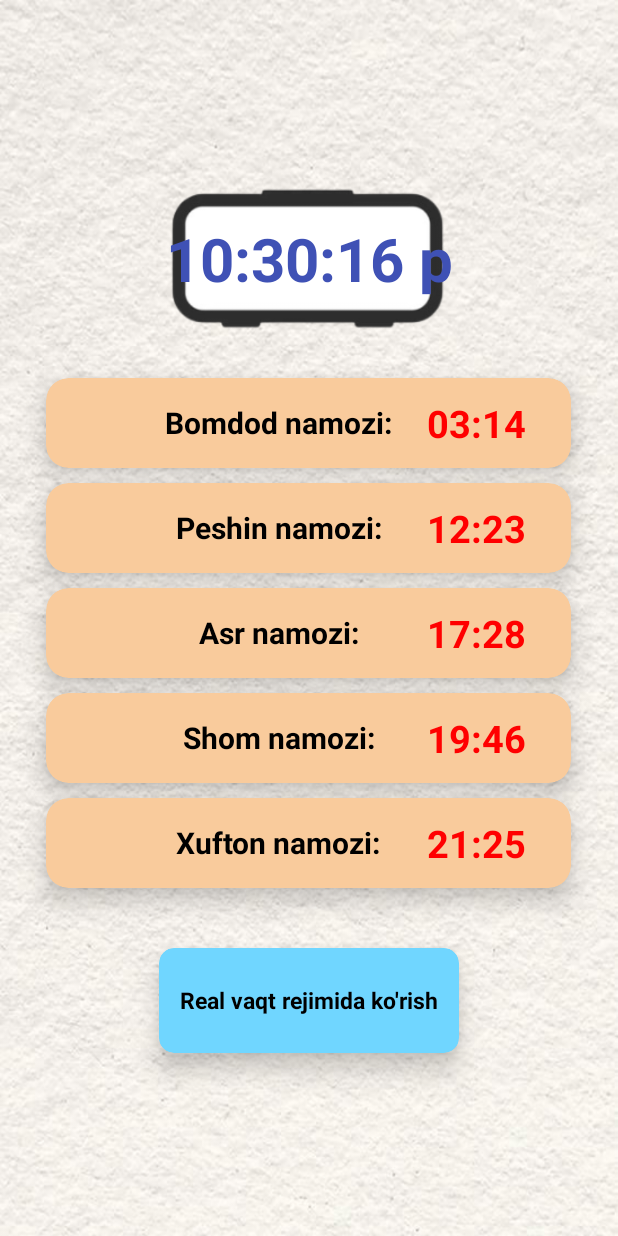
After one commit to iscohacker/Tasbeh-App, an Android app: the VaqtlarActivity screen opened directly, with no data from a screen before it, on a phone screen of 412 x 824 dp. The commit adds this screen. Run offline under Robolectric (Android 15) with nearby library versions, the light colour scheme and no system bars.

Commit message:
Tasbeh App

```diff
--- a/app/src/main/AndroidManifest.xml
+++ b/app/src/main/AndroidManifest.xml
@@ -13,6 +13,9 @@
         android:theme="@style/Theme.Tasbeh"
         tools:targetApi="31">
         <activity
+            android:name=".VaqtlarActivity"
+            android:exported="false" />
+        <activity
             android:name=".MainActivity"
             android:exported="true">
             <intent-filter>
--- a/app/src/main/java/com/example/tasbeh/MainActivity.kt
+++ b/app/src/main/java/com/example/tasbeh/MainActivity.kt
@@ -1,6 +1,8 @@
 package com.example.tasbeh
 
+import android.content.Intent
 import android.media.MediaPlayer
+import android.net.Uri
 import android.os.Bundle
 import androidx.appcompat.app.AppCompatActivity
 import com.example.tasbeh.databinding.ActivityMainBinding
@@ -11,23 +13,29 @@ class MainActivity : AppCompatActivity() {
         super.onCreate(savedInstanceState)
         setContentView(binding.root)
         val mediaPlayer = MediaPlayer.create(this, R.raw.tasbehs)
-MySharedPrefereces.init(this)
+        val mediaPlayer1 = MediaPlayer.create(this, R.raw.spin)
+        MySharedPrefereces.init(this)
         binding.count.text = MySharedPrefereces.count.toString()
 
         binding.btnCount.setOnClickListener {
             mediaPlayer.start()
-            var i  = MySharedPrefereces.count
+            var i = MySharedPrefereces.count
             i++
             binding.count.text = i.toString()
             MySharedPrefereces.count = i
-            binding.tasbeh.animate().rotationBy(10f).setDuration(300).start()
+            binding.tasbeh.animate().rotationBy(15f).setDuration(300).start()
         }
         binding.reset.setOnClickListener {
-            var i  = MySharedPrefereces.count
+            mediaPlayer1.start()
+            var i = MySharedPrefereces.count
             i = 0
             binding.count.text = i.toString()
             MySharedPrefereces.count = i
             binding.tasbeh.animate().rotationBy(360f).setDuration(1000).start()
         }
+        binding.namozTime.setOnClickListener {
+            val intent = Intent(this, VaqtlarActivity::class.java)
+            startActivity(intent)
+        }
     }
 }
--- /dev/null
+++ b/app/src/main/java/com/example/tasbeh/VaqtlarActivity.kt
@@ -0,0 +1,22 @@
+package com.example.tasbeh
+
+import android.content.Intent
+import android.net.Uri
+import android.os.Bundle
+import androidx.appcompat.app.AppCompatActivity
+import com.example.tasbeh.databinding.ActivityVaqtlarBinding
+
+class VaqtlarActivity : AppCompatActivity() {
+    private val binding by lazy { ActivityVaqtlarBinding.inflate(layoutInflater) }
+    override fun onCreate(savedInstanceState: Bundle?) {
+        super.onCreate(savedInstanceState)
+        setContentView(binding.root)
+
+        binding.vaqtlar.setOnClickListener {
+            val intent = Intent(Intent.ACTION_VIEW)
+            intent.data = Uri.parse("https://namozvaqti.uz/shahar/fargona")
+            startActivity(intent)
+        }
+
+    }
+}
--- a/app/src/main/res/layout/activity_main.xml
+++ b/app/src/main/res/layout/activity_main.xml
@@ -1,14 +1,12 @@
-<?xml version="1.0" encoding="utf-8"?>
-<!--Mehribon va Rahimli Alloh nomi bilan boshlayman-->
-<androidx.constraintlayout.widget.ConstraintLayout
-    xmlns:android="http://schemas.android.com/apk/res/android"
+<?xml version="1.0" encoding="utf-8"?><!--Mehribon va Rahimli Alloh nomi bilan boshlayman-->
+<androidx.constraintlayout.widget.ConstraintLayout xmlns:android="http://schemas.android.com/apk/res/android"
     xmlns:app="http://schemas.android.com/apk/res-auto"
     xmlns:tools="http://schemas.android.com/tools"
     android:id="@+id/main"
     android:layout_width="match_parent"
     android:layout_height="match_parent"
+    android:background="@drawable/zoru"
     android:orientation="vertical"
-    android:background="@drawable/zoru"
     tools:context=".MainActivity">
 
     <ImageView
@@ -34,12 +32,23 @@
         app:layout_constraintLeft_toLeftOf="parent"
         app:layout_constraintRight_toRightOf="parent">
 
+        <com.google.android.material.button.MaterialButton
+            android:id="@+id/namoz_time"
+            android:layout_width="wrap_content"
+            android:layout_height="wrap_content"
+            android:layout_gravity="right"
+            android:layout_marginTop="30dp"
+            android:layout_marginRight="15dp"
+            android:backgroundTint="#457B9D"
+            android:text="Namoz \n vaqtlari"
+            app:cornerRadius="8dp" />
+
         <ImageView
             android:id="@+id/reset"
             android:layout_width="64dp"
+            android:layout_height="108dp"
             android:layout_marginLeft="8dp"
-            android:layout_height="108dp"
-            android:src="@drawable/resetic"/>
+            android:src="@drawable/resetic" />
 
         <TextView
             android:id="@+id/count"
@@ -68,7 +77,6 @@
             android:layout_gravity="center"
             android:layout_marginTop="50dp"
             android:src="@drawable/kaba" />
-
     </androidx.cardview.widget.CardView>
 
 </androidx.constraintlayout.widget.ConstraintLayout>
--- /dev/null
+++ b/app/src/main/res/layout/activity_vaqtlar.xml
@@ -0,0 +1,224 @@
+<?xml version="1.0" encoding="utf-8"?>
+<LinearLayout xmlns:android="http://schemas.android.com/apk/res/android"
+    xmlns:app="http://schemas.android.com/apk/res-auto"
+    xmlns:tools="http://schemas.android.com/tools"
+    android:id="@+id/main"
+    android:layout_width="match_parent"
+    android:layout_height="match_parent"
+    android:background="@drawable/zoru"
+    android:gravity="center"
+    android:orientation="vertical"
+    tools:context=".VaqtlarActivity">
+
+
+    <androidx.constraintlayout.widget.ConstraintLayout
+        android:layout_width="match_parent"
+        android:layout_height="wrap_content"
+        android:layout_marginBottom="20dp"
+        android:gravity="center">
+
+        <ImageView
+            android:id="@+id/imageView"
+            android:layout_width="300dp"
+            android:layout_height="100dp"
+            android:src="@drawable/clock"
+            app:layout_constraintBottom_toBottomOf="parent"
+            app:layout_constraintEnd_toEndOf="parent"
+            app:layout_constraintStart_toStartOf="parent"
+            app:layout_constraintTop_toTopOf="parent" />
+
+        <TextClock
+            android:layout_width="wrap_content"
+            android:layout_height="wrap_content"
+            android:layout_gravity="center"
+            android:format12Hour="hh:mm:ss p"
+            android:gravity="center"
+            android:textColor="#3F51B5"
+            android:textSize="40sp"
+            android:textStyle="bold"
+            app:layout_constraintBottom_toBottomOf="parent"
+            app:layout_constraintEnd_toEndOf="parent"
+            app:layout_constraintStart_toStartOf="parent"
+            app:layout_constraintTop_toTopOf="@+id/imageView" />
+
+
+    </androidx.constraintlayout.widget.ConstraintLayout>
+
+    <androidx.cardview.widget.CardView
+        android:layout_width="350dp"
+        android:layout_height="60dp"
+        android:layout_margin="10dp"
+        android:backgroundTint="#F9CB9C"
+        app:cardCornerRadius="15dp"
+        app:cardElevation="10dp">
+
+        <TextView
+            android:layout_width="wrap_content"
+            android:layout_height="wrap_content"
+            android:layout_gravity="center"
+            android:layout_marginRight="20dp"
+            android:gravity="center"
+            android:text="Bomdod namozi:"
+            android:textColor="@color/black"
+            android:textSize="20sp"
+            android:textStyle="bold" />
+
+        <TextView
+            android:layout_width="wrap_content"
+            android:layout_height="wrap_content"
+            android:layout_gravity="center|right"
+            android:layout_marginRight="30dp"
+            android:gravity="center"
+            android:text="03:14"
+            android:textColor="#FF0000"
+            android:textSize="25sp"
+            android:textStyle="bold" />
+    </androidx.cardview.widget.CardView>
+
+
+    <androidx.cardview.widget.CardView
+        android:layout_width="350dp"
+        android:layout_height="60dp"
+        android:backgroundTint="#F9CB9C"
+        app:cardCornerRadius="15dp"
+        app:cardElevation="10dp">
+
+        <TextView
+            android:layout_width="wrap_content"
+            android:layout_height="wrap_content"
+            android:layout_gravity="center"
+            android:layout_marginRight="20dp"
+            android:gravity="center"
+
+            android:text="Peshin namozi:"
+            android:textColor="@color/black"
+            android:textSize="20sp"
+            android:textStyle="bold" />
+
+        <TextView
+            android:layout_width="wrap_content"
+            android:layout_height="wrap_content"
+            android:layout_gravity="center|right"
+            android:layout_marginRight="30dp"
+            android:gravity="center"
+            android:text="12:23"
+            android:textColor="#FF0000"
+            android:textSize="25sp"
+            android:textStyle="bold" />
+    </androidx.cardview.widget.CardView>
+
+
+    <androidx.cardview.widget.CardView
+        android:layout_width="350dp"
+        android:layout_height="60dp"
+        android:layout_margin="10dp"
+        android:backgroundTint="#F9CB9C"
+        app:cardCornerRadius="15dp"
+        app:cardElevation="10dp">
+
+        <TextView
+            android:layout_width="wrap_content"
+            android:layout_height="wrap_content"
+            android:layout_gravity="center"
+            android:layout_marginRight="20dp"
+            android:gravity="center"
+            android:text="Asr namozi:"
+            android:textColor="@color/black"
+            android:textSize="20sp"
+            android:textStyle="bold" />
+
+        <TextView
+            android:layout_width="wrap_content"
+            android:layout_height="wrap_content"
+            android:layout_gravity="center|right"
+            android:layout_marginRight="30dp"
+            android:gravity="center"
+            android:text="17:28"
+            android:textColor="#FF0000"
+            android:textSize="25sp"
+            android:textStyle="bold" />
+    </androidx.cardview.widget.CardView>
+
+    <androidx.cardview.widget.CardView
+        android:layout_width="350dp"
+        android:layout_height="60dp"
+        android:backgroundTint="#F9CB9C"
+        app:cardCornerRadius="15dp"
+        app:cardElevation="10dp">
+
+        <TextView
+            android:layout_width="wrap_content"
+            android:layout_height="wrap_content"
+            android:layout_gravity="center"
+            android:layout_marginRight="20dp"
+            android:gravity="center"
+
+            android:text="Shom namozi:"
+            android:textColor="@color/black"
+            android:textSize="20sp"
+            android:textStyle="bold" />
+
+        <TextView
+            android:layout_width="wrap_content"
+            android:layout_height="wrap_content"
+            android:layout_gravity="center|right"
+            android:layout_marginRight="30dp"
+            android:gravity="center"
+            android:text="19:46"
+            android:textColor="#FF0000"
+            android:textSize="25sp"
+            android:textStyle="bold" />
+    </androidx.cardview.widget.CardView>
+
+    <androidx.cardview.widget.CardView
+        android:layout_width="350dp"
+        android:layout_height="60dp"
+        android:layout_margin="10dp"
+        android:backgroundTint="#F9CB9C"
+        app:cardCornerRadius="15dp"
+        app:cardElevation="10dp">
+
+        <TextView
+            android:layout_width="wrap_content"
+            android:layout_height="wrap_content"
+            android:layout_gravity="center"
+            android:layout_marginRight="20dp"
+            android:gravity="center"
+            android:text="Xufton namozi:"
+            android:textColor="@color/black"
+            android:textSize="20sp"
+            android:textStyle="bold" />
+
+        <TextView
+            android:layout_width="wrap_content"
+            android:layout_height="wrap_content"
+            android:layout_gravity="center|right"
+            android:layout_marginRight="30dp"
+            android:gravity="center"
+            android:text="21:25"
+            android:textColor="#FF0000"
+            android:textSize="25sp"
+            android:textStyle="bold" />
+    </androidx.cardview.widget.CardView>
+
+
+    <androidx.cardview.widget.CardView
+        android:id="@+id/vaqtlar"
+        android:layout_width="200dp"
+        android:layout_height="70dp"
+        android:layout_marginTop="30dp"
+        android:backgroundTint="#70D6FF"
+        app:cardCornerRadius="10dp"
+        app:cardElevation="10dp">
+
+        <TextView
+            android:layout_width="wrap_content"
+            android:layout_height="wrap_content"
+            android:layout_gravity="center"
+            android:text="Real vaqt rejimida ko'rish"
+            android:textColor="@color/black"
+            android:textSize="15sp"
+            android:textStyle="bold" />
+    </androidx.cardview.widget.CardView>
+
+</LinearLayout>
```
Also changed, not shown: app/src/main/res/drawable/clock.png (added), 2 other files.
